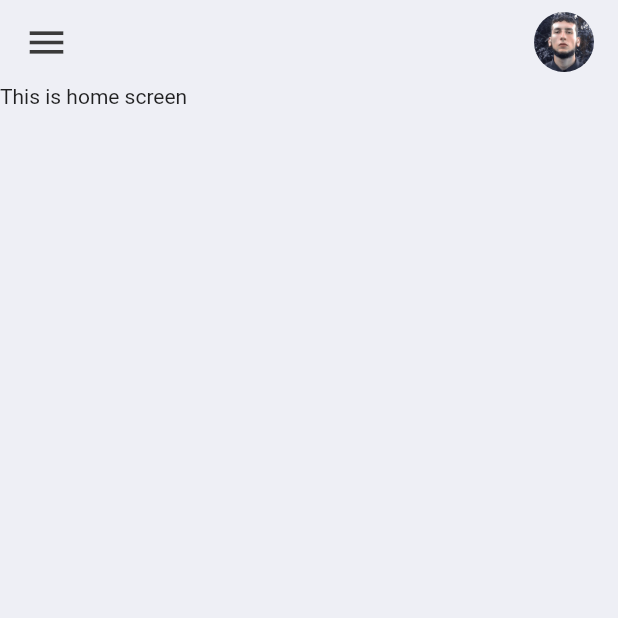
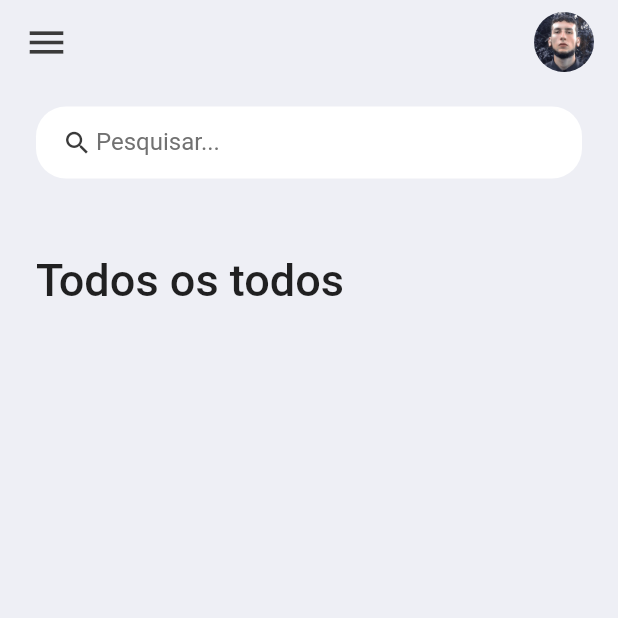
Before and after one commit to matefs/Todo_app, a Flutter app: the screen it shows after launch, on a phone screen of 412 x 824 dp, the top half of it. Run offline on Flutter 3.47's test engine with Material 2 defaults, Android fonts, the phone set to English and light mode, and no system bars.

Commit message:
add: padding, expanded, searchbox foi separado
componente search box que é como um input do html foi separado.

```diff
--- a/lib/screens/home.dart
+++ b/lib/screens/home.dart
@@ -11,7 +11,48 @@ class Home extends StatelessWidget {
       backgroundColor: tdBGColor,
       appBar: __buildAppBar(),
       body: Container(
-        child: Text('This is home screen'),
+        padding: EdgeInsets.symmetric(horizontal: 24,vertical: 15),
+        child: Column(
+          children: [
+            searchBox(),
+            Expanded(
+                child: ListView(
+                children: [
+                  Container(
+                    margin: EdgeInsets.only(top:50,bottom: 20),
+                    child: Text('Todos os todos', style: TextStyle(
+                        fontSize: 30,
+                        fontWeight: FontWeight.w500),)
+                  )
+
+              ],
+            ))
+          ],
+        ),
+      ),
+    );
+  }
+
+  Widget searchBox(){
+    return Container(
+      padding: EdgeInsets.symmetric(horizontal: 15),
+      decoration: BoxDecoration(
+        color: Colors.white,
+        borderRadius: BorderRadius.circular(20),
+      ),
+      child: TextField(
+        decoration: InputDecoration(
+          contentPadding: EdgeInsets.all(0),
+          prefixIcon: Icon(
+              Icons.search,
+              color: tdBlack,
+              size:20
+          ),
+          prefixIconConstraints: BoxConstraints(maxHeight: 20, minWidth: 25),
+          border: InputBorder.none,
+          hintText: "Pesquisar...",
+          hintStyle: TextStyle(color:tdGrey),
+        ),
       ),
     );
   }
```
